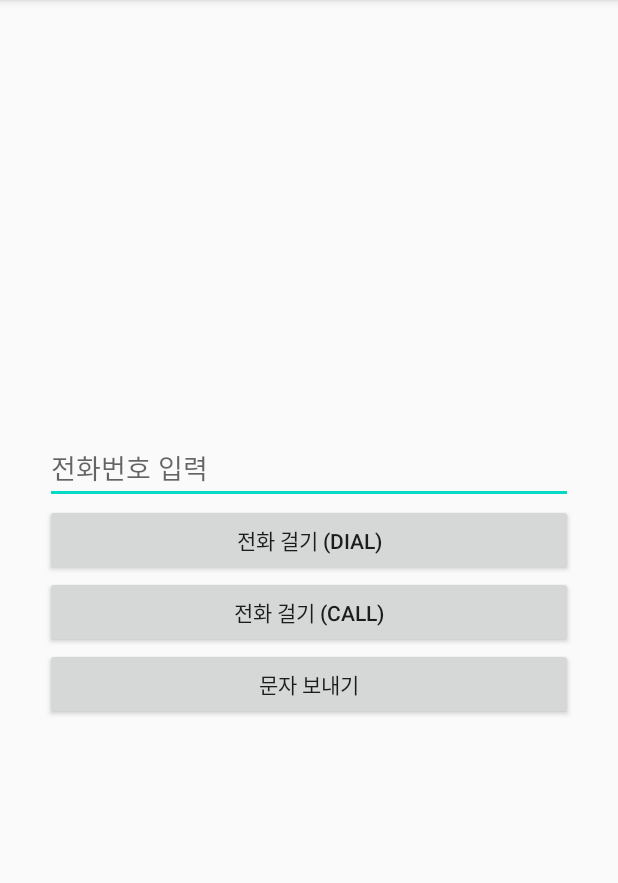
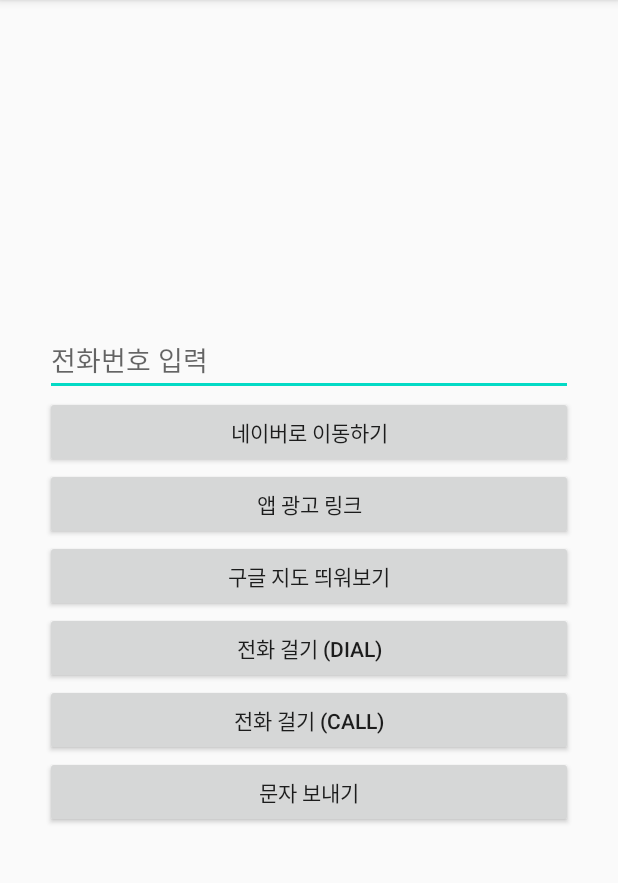
Before and after one commit to apple0819/AndroidFuntion02, an Android app: the screen it shows after launch (MainActivity), on a phone screen of 412 x 824 dp, the part 84-967 px from its top. Run offline under Robolectric (Android 15) with nearby library versions, the phone set to English and light mode, and no system bars; our stand-ins replace data binding.

Commit message:
인터넷 사이트 외부 링크

```diff
--- a/app/src/main/java/com/example/androidfuntion02/MainActivity.java
+++ b/app/src/main/java/com/example/androidfuntion02/MainActivity.java
@@ -56,7 +56,15 @@ public class MainActivity extends AppCompatActivity {
                 Intent intent = new Intent(Intent.ACTION_SENDTO, uri);
                 intent.putExtra("sms_body", "공유 메세지 내용");
                 startActivity(intent);
+            }
+        });
 
+        binding.webLinkBtn.setOnClickListener(new View.OnClickListener() {
+            @Override
+            public void onClick(View v) {
+                Uri uri = Uri.parse("https:www.naver.com");// 방문할 인터넷 주소
+                Intent intent = new Intent(Intent.ACTION_VIEW, uri);
+                startActivity(intent);
             }
         });
     }
--- a/app/src/main/res/layout/activity_main.xml
+++ b/app/src/main/res/layout/activity_main.xml
@@ -16,6 +16,24 @@
             android:layout_height="wrap_content"
             android:inputType="phone"
             android:hint="전화번호 입력"/>
+
+        <Button
+            android:id="@+id/webLinkBtn"
+            android:layout_width="match_parent"
+            android:layout_height="wrap_content"
+            android:text="네이버로 이동하기"/>
+
+        <Button
+            android:id="@+id/playStoreBtn"
+            android:layout_width="match_parent"
+            android:layout_height="wrap_content"
+            android:text="앱 광고 링크"/>
+
+        <Button
+            android:id="@+id/googleMapBtn"
+            android:layout_width="match_parent"
+            android:layout_height="wrap_content"
+            android:text="구글 지도 띄워보기"/>
 
         <Button
             android:id="@+id/dialBtn"
```
